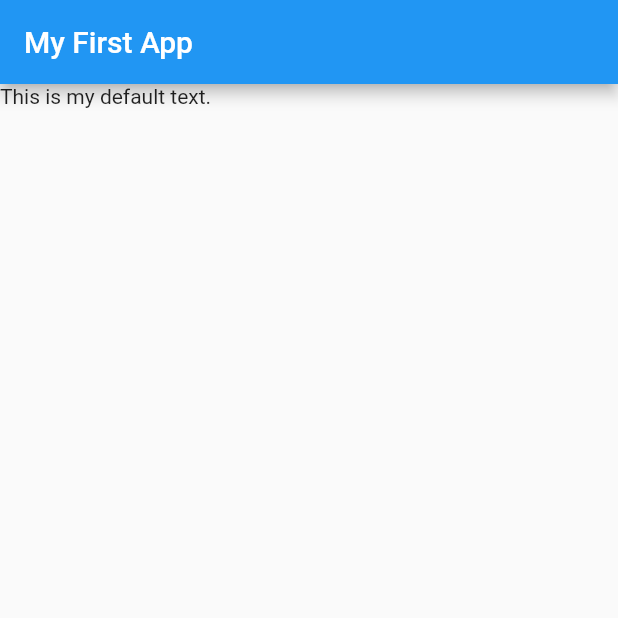
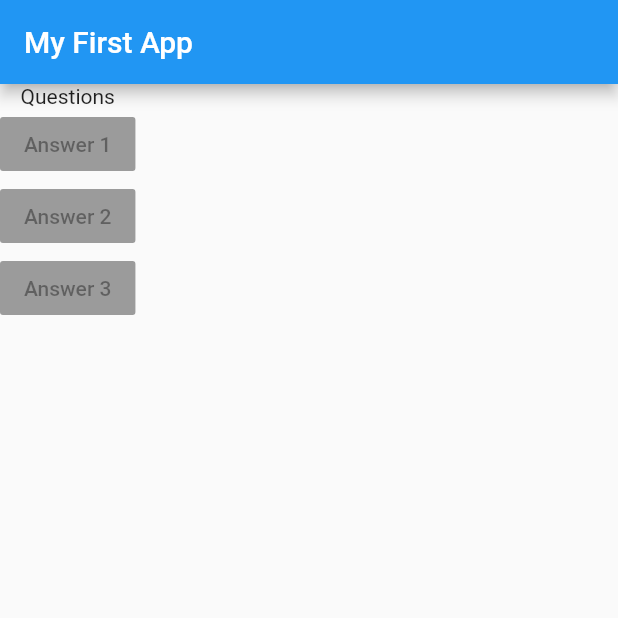
Before and after one commit to AgMyoMyint/learning-flutter, a Flutter app: the screen it shows after launch, on a phone screen of 412 x 824 dp, the top half of it. Run offline on Flutter 3.47's test engine with Material 2 defaults, Android fonts, the phone set to English and light mode, and no system bars.

Commit message:
Update main.dart

```diff
--- a/flutter_complete_guide/lib/main.dart
+++ b/flutter_complete_guide/lib/main.dart
@@ -10,12 +10,26 @@ void main() => runApp(MyApp());
 class MyApp extends StatelessWidget{
   @override
   Widget build(BuildContext context){
+
+    var questions = [ "Question1 ", "QUestion 2", "Question 3"];
+
     return MaterialApp(
       home: Scaffold(
           appBar: AppBar(
             title: Text ('My First App'),
           ),
-          body: Text('This is my default text.'),
+          body:
+
+          Column(children :
+          [
+            Text("Questions"),
+            RaisedButton(child: Text("Answer 1") ,onPressed: null),
+            RaisedButton(child: Text("Answer 2") ,onPressed: null),
+            RaisedButton(child: Text("Answer 3") ,onPressed: null),
+          ],
+          )
+
+          ,
       ),
     );
   }
```
